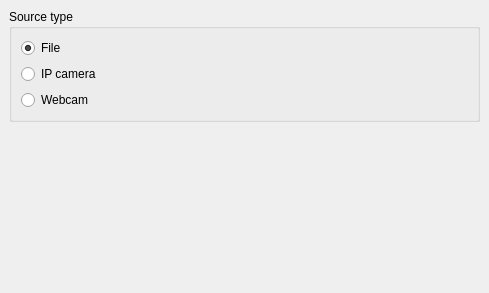
Above: ui/videosourcedock.ui from krajsz/traffic-counter-opencv before the change. Below: the same form after it.
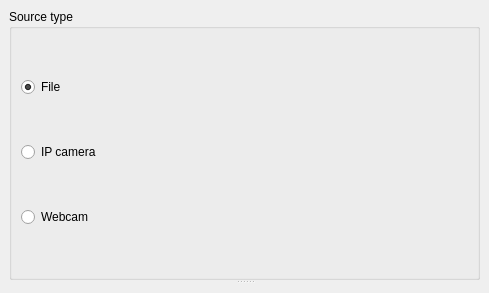
That is the form after the change.

```diff
--- a/ui/videosourcedock.ui
+++ b/ui/videosourcedock.ui
@@ -17,8 +17,12 @@
    <string>Source settings</string>
   </property>
   <widget class="QWidget" name="dockWidgetContents">
-   <layout class="QVBoxLayout" name="verticalLayout">
-    <item>
+   <layout class="QGridLayout" name="gridLayout">
+    <item row="0" column="0">
+     <widget class="QSplitter" name="splitter">
+      <property name="orientation">
+       <enum>Qt::Vertical</enum>
+      </property>
      <widget class="QGroupBox" name="sourceTypeGroupBox">
       <property name="title">
        <string>Source type</string>
@@ -50,14 +54,13 @@
        </item>
       </layout>
      </widget>
-    </item>
-    <item>
      <widget class="QStackedWidget" name="sourceOptionsStackedWidget">
       <property name="currentIndex">
        <number>0</number>
       </property>
       <widget class="QWidget" name="page"/>
       <widget class="QWidget" name="page_2"/>
+      </widget>
      </widget>
     </item>
    </layout>
```
Lines whose indentation alone changed are shown as unchanged.
